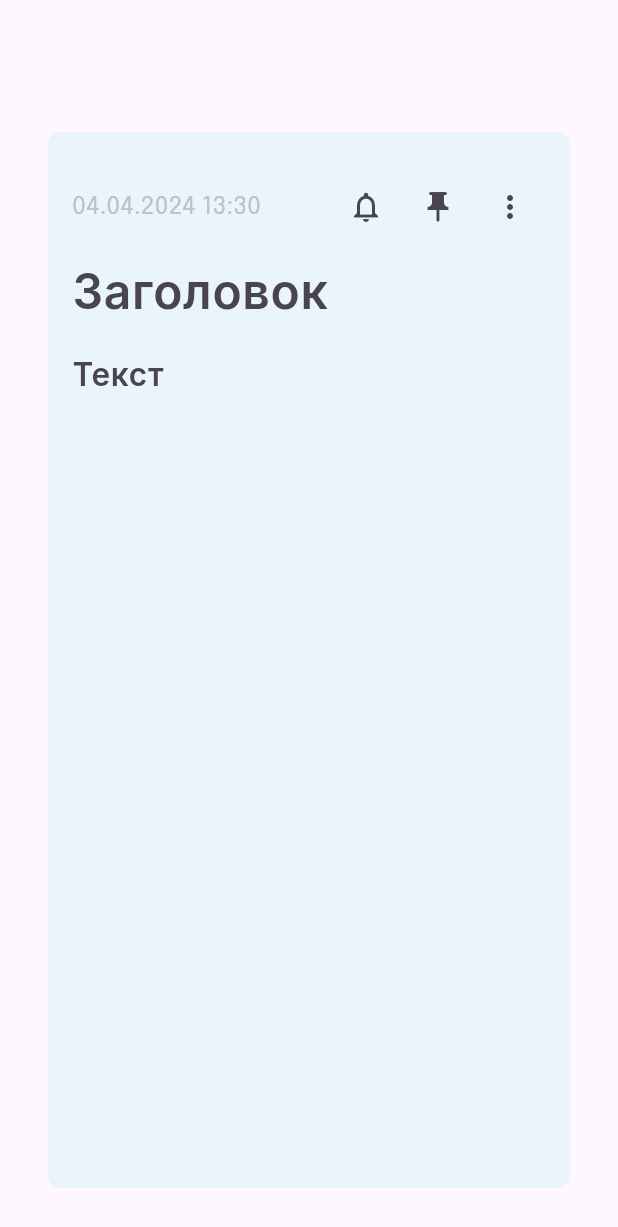
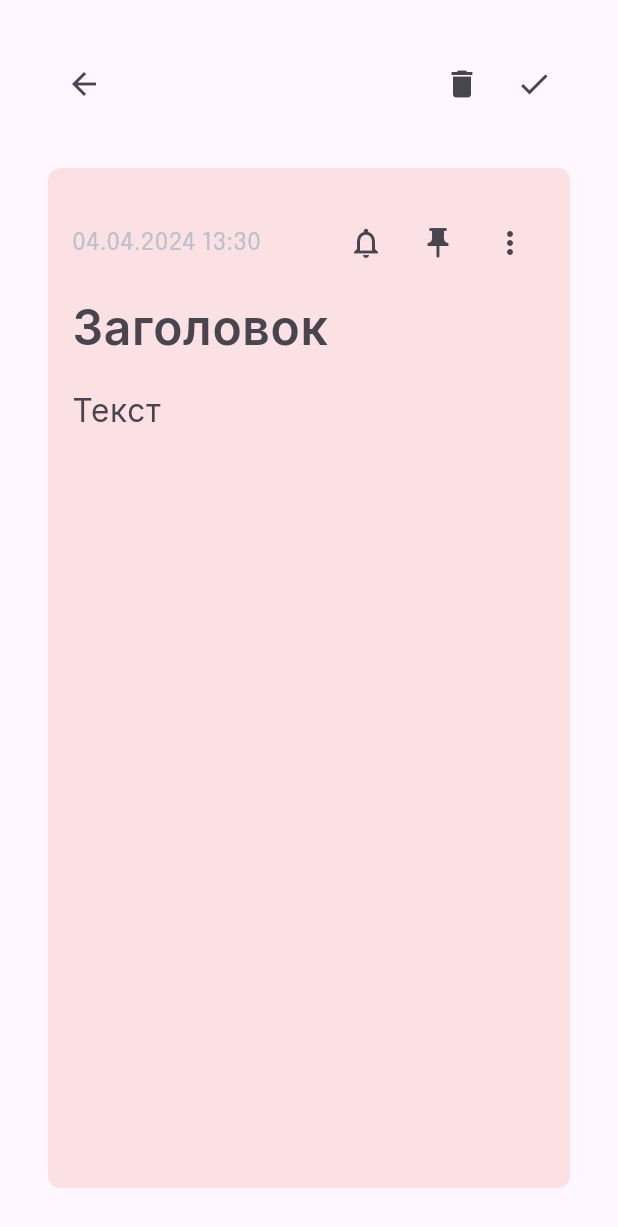
Before and after one commit to Melugsam/flutter-apps, a Flutter app: the NotesHub screen opened by its route, after a tap on the "add" icon, on a phone screen of 412 x 824 dp. Shown: the top 1227 px of the screen. Run offline on Flutter 3.47's test engine with Material 3 defaults, Android fonts, the phone set to English and light mode, and no system bars; our stand-ins replace bloc, flutter_bloc, go_router, google_fonts.

Commit message:
new note navigation

```diff
--- /dev/null
+++ b/notekeeper_new/lib/data/note_colors.dart
@@ -0,0 +1,25 @@
+import 'dart:math';
+import 'dart:ui';
+
+Color getRandomColor() {
+  Color lightBlue = const Color.fromRGBO(233, 244, 251, 1);
+  Color lightGreen = const Color.fromRGBO(233, 255, 238, 1.0);
+  Color lightRed = const Color.fromRGBO(252, 225, 228, 1.0);
+  Color lightPink = const Color.fromRGBO(255, 222, 241, 1.0);
+  Color lightPurple = const Color.fromRGBO(242, 208, 255, 1.0);
+  Color lightYellow = const Color.fromRGBO(255, 246, 208, 1.0);
+  Color lightOrange = const Color.fromRGBO(255, 222, 196, 1.0);
+
+  List<Color> colors = [
+    lightBlue,
+    lightGreen,
+    lightRed,
+    lightPink,
+    lightPurple,
+    lightYellow,
+    lightOrange
+  ];
+
+  Random random = Random();
+  return colors[random.nextInt(colors.length)];
+}
--- a/notekeeper_new/lib/ui/screens/notes/create_note.dart
+++ b/notekeeper_new/lib/ui/screens/notes/create_note.dart
@@ -1,6 +1,8 @@
 import 'package:flutter/cupertino.dart';
 import 'package:flutter/material.dart';
+import 'package:flutter/widgets.dart';
 import 'package:intl/intl.dart';
+import 'package:notekeeper_new/data/note_colors.dart';
 
 class CreateNote extends StatefulWidget {
   const CreateNote({super.key});
@@ -13,18 +15,45 @@ class _CreateNoteState extends State<CreateNote> {
   String time = currentTime();
   TextEditingController titleController = TextEditingController();
   TextEditingController contentController = TextEditingController();
+  Color containerColor = const Color.fromRGBO(233, 244, 251, 1);
+
+  @override
+  void initState() {
+    super.initState();
+    containerColor = getRandomColor();
+  }
 
   @override
   Widget build(BuildContext context) {
     return Scaffold(
-      resizeToAvoidBottomInset: false,
-      appBar: AppBar(),
-      body: Container(
-        width: double.infinity,
-        height: double.infinity,
+      body: Column(
+        children: [
+          Padding(
+            padding: const EdgeInsets.fromLTRB(32,32,32,0),
+            child: Row(
+              mainAxisAlignment: MainAxisAlignment.spaceBetween,
+              children: [
+                IconButton(
+                  onPressed: () {},
+                  icon: const Icon(Icons.arrow_back),
+                ),
+                const Expanded(child: SizedBox()),
+                IconButton(
+                  onPressed: () {},
+                  icon: const Icon(Icons.delete),
+                ),
+                IconButton(
+                  onPressed: () {},
+                  icon: const Icon(Icons.check),
+                ),
+              ],
+            ),
+          ),
+          Expanded(
+            child: Container(
               decoration: BoxDecoration(
                 borderRadius: BorderRadius.circular(8),
-          color: const Color.fromRGBO(233, 244, 251, 1),
+                color: containerColor,
               ),
               margin: const EdgeInsets.all(32),
               padding: const EdgeInsets.symmetric(horizontal: 16, vertical: 26),
@@ -66,7 +95,8 @@ class _CreateNoteState extends State<CreateNote> {
                         focusedBorder:
                             UnderlineInputBorder(borderSide: BorderSide.none),
                       ),
-                style: const TextStyle(fontSize: 32, fontWeight: FontWeight.w600),
+                      style: const TextStyle(
+                          fontSize: 32, fontWeight: FontWeight.w600),
                     ),
                     TextField(
                       minLines: 1,
@@ -79,11 +109,15 @@ class _CreateNoteState extends State<CreateNote> {
                         focusedBorder:
                             UnderlineInputBorder(borderSide: BorderSide.none),
                       ),
-                style: const TextStyle(fontSize: 21, fontWeight: FontWeight.w600),
+                      style: const TextStyle(
+                          fontSize: 21, fontWeight: FontWeight.w400),
                     ),
                   ],
                 ),
               ),
+            ),
+          ),
+        ],
       ),
     );
   }
--- a/notekeeper_new/lib/ui/screens/notes/notes_hub.dart
+++ b/notekeeper_new/lib/ui/screens/notes/notes_hub.dart
@@ -24,7 +24,7 @@ class NotesHub extends StatelessWidget {
                     alignment: Alignment.topCenter,
                     child: IconButton(
                         onPressed: () {},
-                        icon: const Icon(Icons.settings_outlined, size: 36)),
+                        icon: const Icon(Icons.settings_outlined, size: 32)),
                   ),
                 ],
               ),
@@ -36,12 +36,13 @@ class NotesHub extends StatelessWidget {
           ),
         ),
         floatingActionButton: Padding(
-          padding: const EdgeInsets.all(32.0),
+          padding: const EdgeInsets.all(16.0),
           child: FloatingActionButton(
+            backgroundColor: Colors.grey,
             onPressed: () {
               context.go("/create-note");
             },
-            child: const Icon(Icons.add),
+            child: const Icon(Icons.add, size: 24,),
           ),
         ),
       ),
```
Lines whose indentation alone changed are shown as unchanged.
